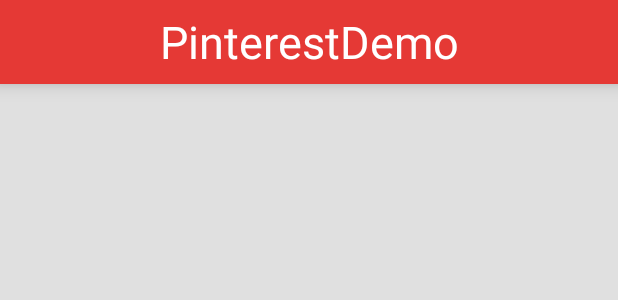
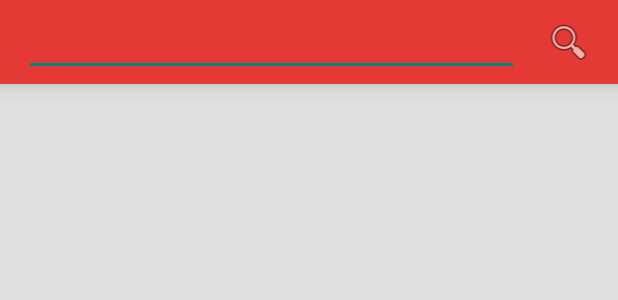
Before and after one commit to JiajunWong/PinterestDemo, an Android app: the layout activity_main.xml on its own in the app's theme, with its tools: preview values and no code run, on a phone screen of 412 x 824 dp. Shown: the top 300 px of the screen. Run offline under Robolectric (Android 15) with nearby library versions, the phone set to English and light mode, and no system bars.

Commit message:
add search

```diff
--- a/app/src/main/res/layout/activity_main.xml
+++ b/app/src/main/res/layout/activity_main.xml
@@ -5,8 +5,7 @@
     android:background="#E0E0E0"
     android:orientation="vertical">
 
-    <android.support.v7.widget.Toolbar xmlns:android="http://schemas.android.com/apk/res/android"
-        xmlns:app="http://schemas.android.com/tools"
+    <android.support.v7.widget.Toolbar xmlns:app="http://schemas.android.com/tools"
         android:id="@+id/toolbar"
         android:layout_width="match_parent"
         android:layout_height="?attr/actionBarSize"
@@ -15,15 +14,25 @@
         app:popupTheme="@style/ToolBarPopupStyle"
         app:theme="@style/ThemeOverlay.AppCompat.Dark.ActionBar">
 
-        <TextView
-            android:id="@+id/toolbar_title"
-            android:layout_width="wrap_content"
+        <LinearLayout
+            android:layout_width="match_parent"
             android:layout_height="wrap_content"
-            android:layout_gravity="center"
-            android:elevation="8dp"
-            android:text="@string/app_name"
-            android:textColor="@android:color/white"
-            android:textSize="30sp" />
+            android:gravity="center"
+            android:orientation="horizontal">
+
+            <EditText
+                android:id="@+id/et_username"
+                android:layout_width="0dp"
+                android:layout_height="wrap_content"
+                android:layout_weight="5" />
+
+            <ImageView
+                android:id="@+id/search_pin"
+                android:layout_width="0dp"
+                android:layout_height="wrap_content"
+                android:layout_weight="1"
+                android:src="@android:drawable/ic_menu_search" />
+        </LinearLayout>
     </android.support.v7.widget.Toolbar>
 
 
```
Also changed, not shown: app/src/main/java/com/jwang/android/pinterestdemo/MainNavigationActivity.java (+19 -19 lines), app/src/main/res/menu/menu_main.xml (+7 -7 lines).
